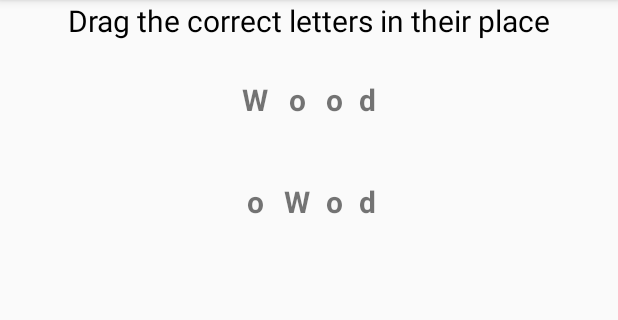
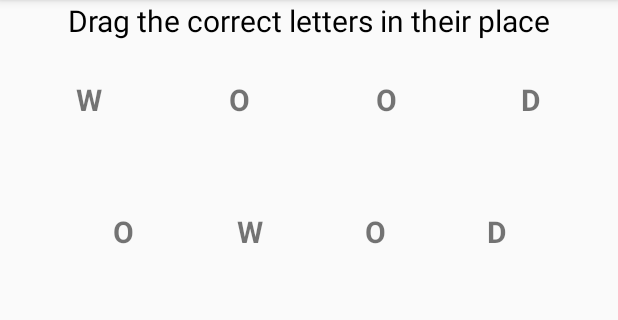
Before and after one commit to Kunal2605/Word-Play-game, an Android app: the screen it shows after launch (MainActivity), on a phone screen of 412 x 824 dp, the part 84-404 px from its top. Run offline under Robolectric (Android 15) with nearby library versions, the phone set to English and light mode, and no system bars.

```diff
--- a/app/src/main/res/layout/activity_main.xml
+++ b/app/src/main/res/layout/activity_main.xml
@@ -18,7 +18,8 @@
         android:layout_width="match_parent"
         android:layout_height="match_parent"
         android:layout_margin="10dp"
-        android:gravity="center">
+        android:gravity="center"
+        >
 
         <TextView
             android:id="@+id/option_1"
@@ -26,14 +27,18 @@
             android:layout_height="wrap_content"
             android:layout_margin="5dp"
             android:gravity="center"
+            android:layout_weight="1"
             android:text="@string/option_1"
             android:textSize="20dp"
-            android:textStyle="bold" />
+            android:textStyle="bold"
+            />
 
         <TextView
             android:id="@+id/option_2"
             android:layout_width="fill_parent"
             android:layout_height="wrap_content"
+            android:layout_weight="1"
+
             android:layout_margin="5dp"
             android:gravity="center"
             android:text="@string/option_2"
@@ -44,6 +49,8 @@
             android:id="@+id/option_3"
             android:layout_width="fill_parent"
             android:layout_height="wrap_content"
+            android:layout_weight="1"
+
             android:layout_margin="5dp"
             android:gravity="center"
             android:text="@string/option_3"
@@ -54,6 +61,8 @@
             android:id="@+id/option_4"
             android:layout_width="fill_parent"
             android:layout_height="wrap_content"
+            android:layout_weight="1"
+
             android:layout_margin="5dp"
             android:gravity="center"
             android:text="@string/option_4"
@@ -64,13 +73,15 @@
     <TableRow
         android:layout_width="match_parent"
         android:layout_height="match_parent"
-        android:layout_margin="20dp"
+        android:layout_margin="40dp"
         android:gravity="center">
 
         <TextView
             android:id="@+id/choice_1"
             android:layout_width="fill_parent"
             android:layout_height="wrap_content"
+            android:layout_weight="1"
+
             android:layout_margin="5dp"
             android:gravity="center"
             android:text="@string/choice_1"
@@ -81,6 +92,8 @@
             android:id="@+id/choice_2"
             android:layout_width="fill_parent"
             android:layout_height="wrap_content"
+            android:layout_weight="1"
+
             android:layout_margin="5dp"
             android:gravity="center"
             android:text="@string/choice_2"
@@ -91,6 +104,8 @@
             android:id="@+id/choice_3"
             android:layout_width="fill_parent"
             android:layout_height="wrap_content"
+            android:layout_weight="1"
+
             android:layout_margin="5dp"
             android:gravity="center"
             android:text="@string/choice_3"
@@ -101,6 +116,8 @@
             android:id="@+id/choice_4"
             android:layout_width="fill_parent"
             android:layout_height="wrap_content"
+            android:layout_weight="1"
+
             android:layout_margin="5dp"
             android:gravity="center"
             android:text="@string/choice_4"
--- a/app/src/main/res/values/strings.xml
+++ b/app/src/main/res/values/strings.xml
@@ -1,12 +1,12 @@
 <resources>
     <string name="app_name">Wordplay</string>
     <string name="option_1">W</string>
-    <string name="option_2">o</string>
-    <string name="option_3">o</string>
-    <string name="option_4">d</string>
-    <string name="choice_1">o</string>
+    <string name="option_2">O</string>
+    <string name="option_3">O</string>
+    <string name="option_4">D</string>
+    <string name="choice_1">O</string>
     <string name="choice_2">W</string>
-    <string name="choice_3">o</string>
-    <string name="choice_4">d</string>
+    <string name="choice_3">O</string>
+    <string name="choice_4">D</string>
 
 </resources>
```
Also changed, not shown: app/src/main/java/com/e/s/wordplay/DatabaseHelper.java (added, +69 -0 lines), app/src/main/java/com/e/s/wordplay/MainActivity.java (+17 -5 lines), app/src/main/java/com/e/s/wordplay/Round.java (added, +31 -0 lines).
